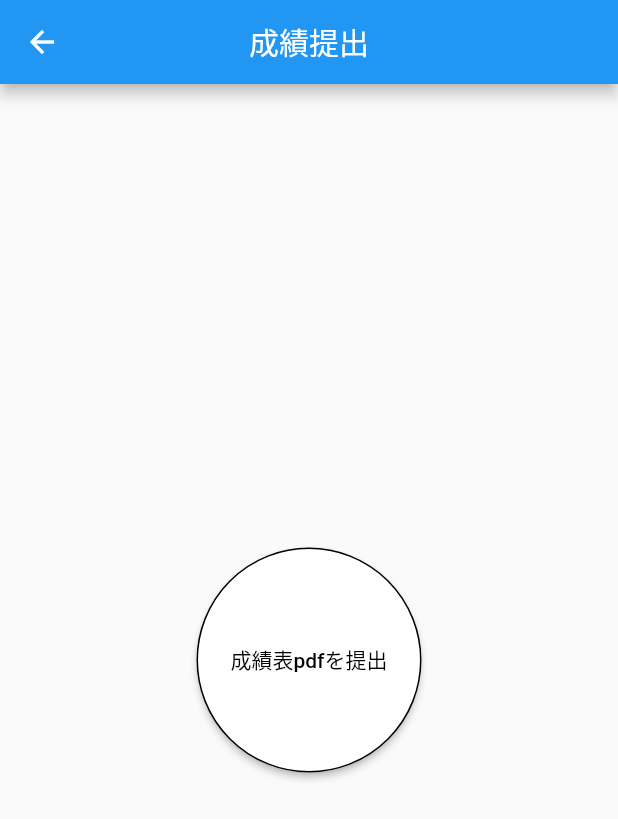
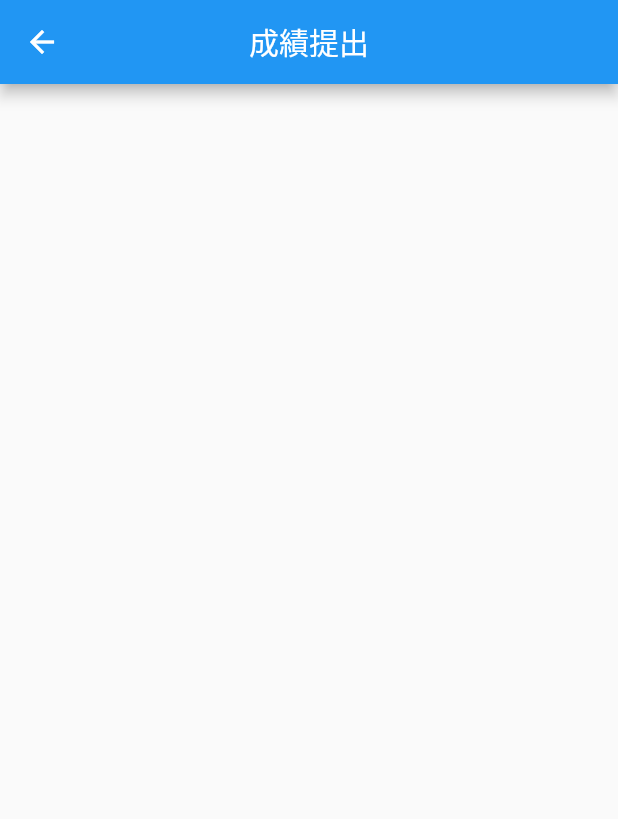
Before and after one commit to syunsuke1115/tani_money, a Flutter app: the SubmitScreen screen opened directly, on a phone screen of 412 x 824 dp. Shown: the top 819 px of the screen. Run offline on Flutter 3.47's test engine with Material 2 defaults, Android fonts, the phone set to English and light mode, and no system bars; our stand-ins replace cloud_firestore, firebase_auth, firebase_core, fluttertoast; accounts and stored records are empty.

Commit message:
Revert "submitscreen&targetscreen&targetaddpage"

```diff
--- a/lib/pages/SubmitScreen.dart
+++ b/lib/pages/SubmitScreen.dart
@@ -16,28 +16,6 @@ class _SubmitScreenState extends State<SubmitScreen> {
           centerTitle: true,
           backgroundColor: Colors.blue,
         ),
-        body: Container(
-            alignment: Alignment.center,
-            child:SizedBox(
-              height: 150, // Widgetの高さを指定
-              width: 150,
-              child:ElevatedButton(
-                child: const Text('成績表pdfを提出'),
-                style: ElevatedButton.styleFrom(
-                  primary: Colors.white,
-                  onPrimary: Colors.black,
-                  shape: const CircleBorder(
-                    side: BorderSide(
-                      color: Colors.black,
-                      width: 1,
-                      style: BorderStyle.solid,
-                    ),
-                  ),
-                ),
-                onPressed: () {},
-              ),
-
-            )
-        )
-          );
-  }}
+        body: Container());
+  }
+}
```
Also changed, not shown: lib/pages/TargetAddPage.dart (deleted, +0 -76 lines), lib/pages/TargetScreen.dart (+8 -41 lines).
